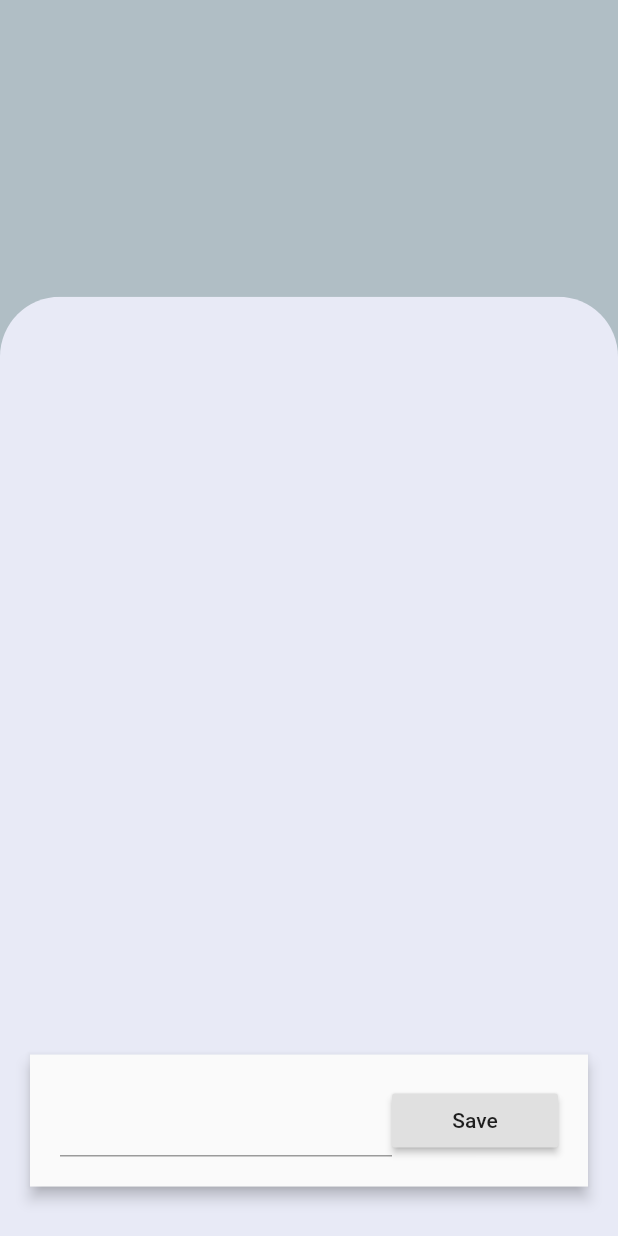
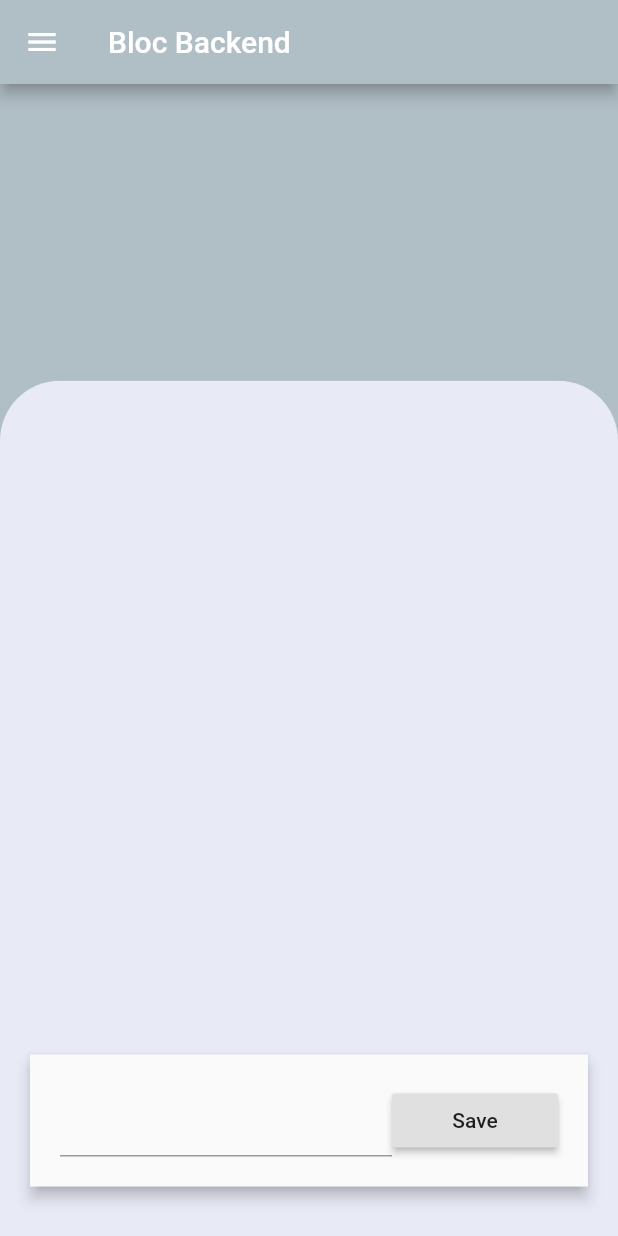
Before and after one commit to MWANGIKENNEDY/Flutter-Bloc-Backend, a Flutter app: the screen it shows after launch, on a phone screen of 412 x 824 dp. Run offline on Flutter 3.47's test engine with Material 2 defaults, Android fonts, the phone set to English and light mode, and no system bars.

Commit message:
Added the side navigation drawer

```diff
--- a/lib/pages/home_page.dart
+++ b/lib/pages/home_page.dart
@@ -8,6 +8,34 @@ class HomePage extends StatelessWidget{
     var height=MediaQuery.of(context).size.height;
     // TODO: implement build
     return Scaffold(
+      appBar: AppBar(
+        title: Text("Bloc Backend"),
+        backgroundColor: const Color(0xFFB0BEC5),
+      ),
+      drawer:Drawer(
+        child: ListView(
+          children: [
+            DrawerHeader(
+              child: Container(
+                color: Colors.orange,
+              ),
+            ),
+            ListTile(
+              title: Text("Home"),
+            ),
+            ListTile(
+                title: Text("Profile")
+            ),
+            ListTile(
+                title: Text("My Cart")
+            ),
+            ListTile(
+                title: Text("Logout")
+            )
+          ],
+        ),
+
+      ),
       body: Stack(
         children: [
           Positioned(
```
